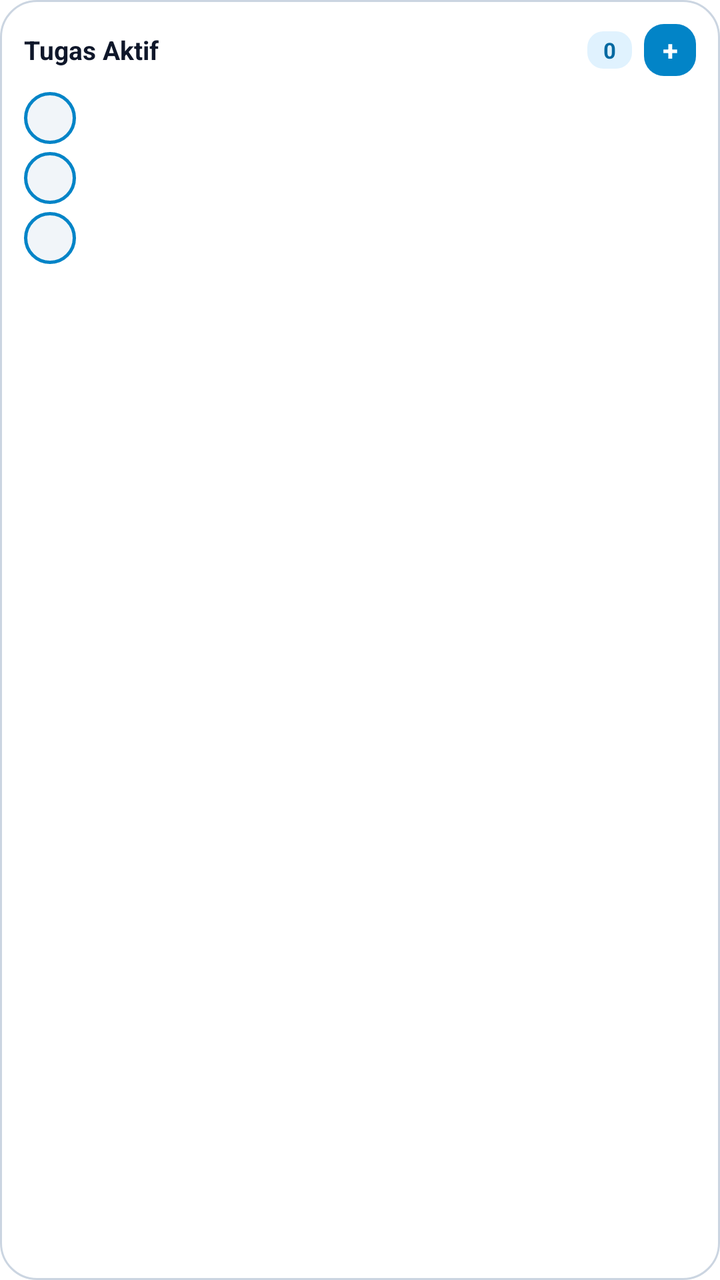
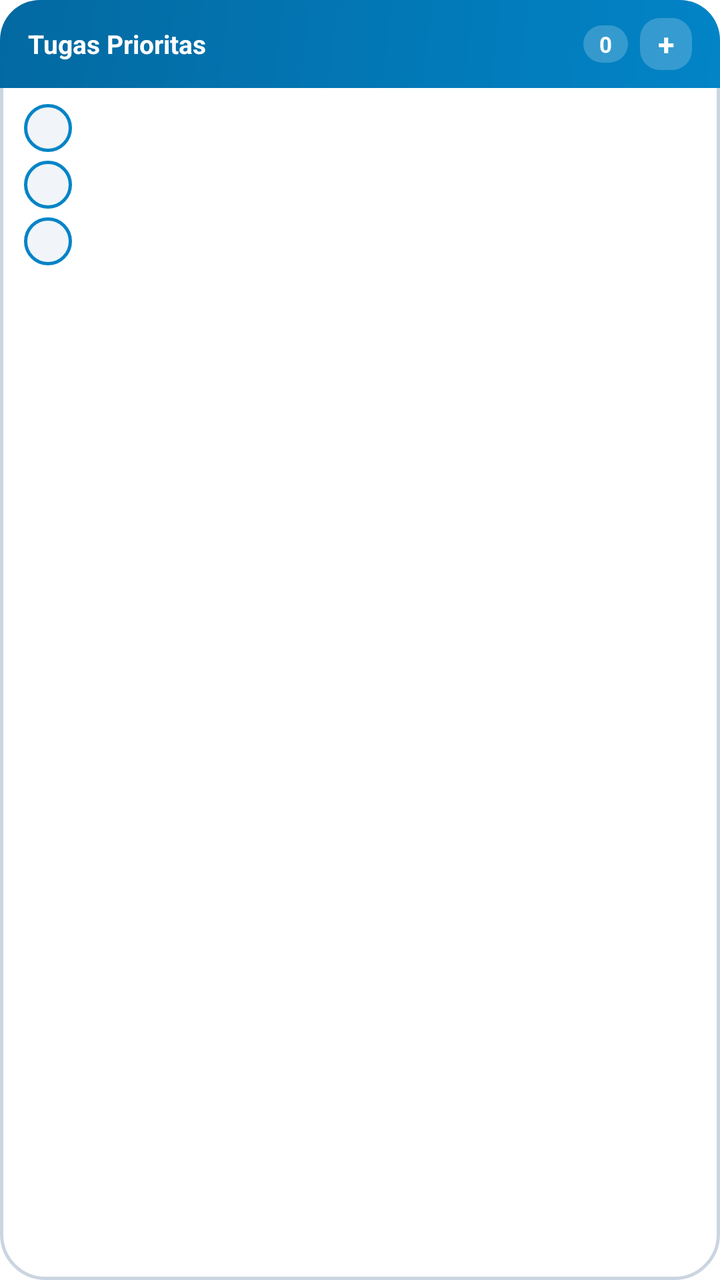

Two renders of the same Android screen: before a commit and after it. Below are the layout's source before the change and the commit's diff.
<!-- AndroidManifest.xml: fallback theme Theme.MaterialComponents.DayNight.NoActionBar -->
<!-- res/layout/widget_tasks.xml -->
<?xml version="1.0" encoding="utf-8"?>
<LinearLayout xmlns:android="http://schemas.android.com/apk/res/android"
    android:id="@+id/widget_tasks_root"
    android:layout_width="match_parent"
    android:layout_height="match_parent"
    android:background="@drawable/orbit_widget_card_bg"
    android:orientation="vertical"
    android:padding="12dp">

    <LinearLayout
        android:layout_width="match_parent"
        android:layout_height="wrap_content"
        android:gravity="center_vertical"
        android:orientation="horizontal">

        <TextView
            android:layout_width="0dp"
            android:layout_height="wrap_content"
            android:layout_weight="1"
            android:ellipsize="end"
            android:maxLines="1"
            android:text="Tugas Aktif"
            android:textColor="@color/orbit_widget_text_primary"
            android:textSize="13sp"
            android:textStyle="bold" />

        <TextView
            android:id="@+id/widget_tasks_count"
            android:layout_width="wrap_content"
            android:layout_height="wrap_content"
            android:background="@drawable/orbit_widget_chip_bg"
            android:paddingLeft="8dp"
            android:paddingTop="2dp"
            android:paddingRight="8dp"
            android:paddingBottom="2dp"
            android:text="0"
            android:textColor="@color/orbit_widget_accent_ink"
            android:textSize="11sp"
            android:textStyle="bold" />

        <TextView
            android:id="@+id/widget_tasks_add_btn"
            android:layout_width="26dp"
            android:layout_height="26dp"
            android:layout_marginStart="6dp"
            android:background="@drawable/orbit_widget_btn_primary_bg"
            android:clickable="true"
            android:focusable="true"
            android:gravity="center"
            android:text="+"
            android:textColor="@color/orbit_widget_btn_text_on_accent"
            android:textSize="14sp"
            android:textStyle="bold" />
    </LinearLayout>

    <TextView
        android:id="@+id/widget_tasks_empty"
        android:layout_width="match_parent"
        android:layout_height="wrap_content"
        android:layout_marginTop="10dp"
        android:text="Semua tugas selesai."
        android:textColor="@color/orbit_widget_text_secondary"
        android:textSize="12sp"
        android:visibility="gone" />

    <LinearLayout
        android:id="@+id/widget_tasks_row_1"
        android:layout_width="match_parent"
        android:layout_height="wrap_content"
        android:layout_marginTop="8dp"
        android:gravity="center_vertical"
        android:orientation="horizontal">

        <TextView
            android:id="@+id/widget_tasks_check_1"
            android:layout_width="26dp"
            android:layout_height="26dp"
            android:background="@drawable/orbit_widget_checkbox_bg"
            android:clickable="true"
            android:focusable="true"
            android:gravity="center"
            android:text=""
            android:textColor="@color/orbit_widget_accent_ink"
            android:textSize="11sp"
            android:textStyle="bold" />

        <TextView
            android:id="@+id/widget_tasks_item_1"
            android:layout_width="0dp"
            android:layout_height="wrap_content"
            android:layout_marginStart="8dp"
            android:layout_weight="1"
            android:clickable="true"
            android:ellipsize="end"
            android:focusable="true"
            android:maxLines="1"
            android:paddingTop="4dp"
            android:paddingBottom="4dp"
            android:text=""
            android:textColor="@color/orbit_widget_text_primary"
            android:textSize="12sp" />
    </LinearLayout>

    <LinearLayout
        android:id="@+id/widget_tasks_row_2"
        android:layout_width="match_parent"
        android:layout_height="wrap_content"
        android:layout_marginTop="4dp"
        android:gravity="center_vertical"
        android:orientation="horizontal">

        <TextView
            android:id="@+id/widget_tasks_check_2"
            android:layout_width="26dp"
            android:layout_height="26dp"
            android:background="@drawable/orbit_widget_checkbox_bg"
            android:clickable="true"
            android:focusable="true"
            android:gravity="center"
            android:text=""
            android:textColor="@color/orbit_widget_accent_ink"
            android:textSize="11sp"
            android:textStyle="bold" />

        <TextView
            android:id="@+id/widget_tasks_item_2"
            android:layout_width="0dp"
            android:layout_height="wrap_content"
            android:layout_marginStart="8dp"
            android:layout_weight="1"
            android:clickable="true"
            android:ellipsize="end"
            android:focusable="true"
            android:maxLines="1"
            android:paddingTop="4dp"
            android:paddingBottom="4dp"
            android:text=""
            android:textColor="@color/orbit_widget_text_primary"
            android:textSize="12sp" />
    </LinearLayout>

    <LinearLayout
        android:id="@+id/widget_tasks_row_3"
        android:layout_width="match_parent"
        android:layout_height="wrap_content"
        android:layout_marginTop="4dp"
        android:gravity="center_vertical"
        android:orientation="horizontal">

        <TextView
            android:id="@+id/widget_tasks_check_3"
            android:layout_width="26dp"
            android:layout_height="26dp"
            android:background="@drawable/orbit_widget_checkbox_bg"
            android:clickable="true"
            android:focusable="true"
            android:gravity="center"
            android:text=""
            android:textColor="@color/orbit_widget_accent_ink"
            android:textSize="11sp"
            android:textStyle="bold" />

        <TextView
            android:id="@+id/widget_tasks_item_3"
            android:layout_width="0dp"
            android:layout_height="wrap_content"
            android:layout_marginStart="8dp"
            android:layout_weight="1"
            android:clickable="true"
            android:ellipsize="end"
            android:focusable="true"
            android:maxLines="1"
            android:paddingTop="4dp"
            android:paddingBottom="4dp"
            android:text=""
            android:textColor="@color/orbit_widget_text_primary"
            android:textSize="12sp" />
    </LinearLayout>

</LinearLayout>
<!-- resources referenced by this layout -->
<resources>
  <color name="orbit_widget_accent_ink">#0369A1</color>
  <color name="orbit_widget_btn_text_on_accent">#FFFFFF</color>
  <color name="orbit_widget_text_primary">#0F172A</color>
  <color name="orbit_widget_text_secondary">#475569</color>
  <!-- drawable orbit_widget_btn_primary_bg (drawable) -->
  <?xml version="1.0" encoding="utf-8"?>
  <shape xmlns:android="http://schemas.android.com/apk/res/android" android:shape="rectangle">
      <solid android:color="@color/orbit_widget_accent" />
      <corners android:radius="10dp" />
  </shape>
  <!-- drawable orbit_widget_card_bg (drawable) -->
  <?xml version="1.0" encoding="utf-8"?>
  <shape xmlns:android="http://schemas.android.com/apk/res/android" android:shape="rectangle">
      <solid android:color="@color/orbit_widget_bg" />
      <stroke android:width="1dp" android:color="@color/orbit_widget_border" />
      <corners android:radius="18dp" />
  </shape>
  <!-- drawable orbit_widget_checkbox_bg (drawable) -->
  <?xml version="1.0" encoding="utf-8"?>
  <shape xmlns:android="http://schemas.android.com/apk/res/android" android:shape="oval">
      <solid android:color="@color/orbit_widget_subtle" />
      <stroke android:width="1.5dp" android:color="@color/orbit_widget_accent" />
  </shape>
  <!-- drawable orbit_widget_chip_bg (drawable) -->
  <?xml version="1.0" encoding="utf-8"?>
  <shape xmlns:android="http://schemas.android.com/apk/res/android" android:shape="rectangle">
      <solid android:color="@color/orbit_widget_accent_soft" />
      <corners android:radius="8dp" />
  </shape>
  <color name="orbit_widget_accent">#0284C7</color>
  <color name="orbit_widget_bg">#FFFFFF</color>
  <color name="orbit_widget_border">#CBD5E1</color>
  <color name="orbit_widget_subtle">#F1F5F9</color>
  <color name="orbit_widget_accent_soft">#E0F2FE</color>
</resources>

<!-- the commit's change to res/layout/widget_tasks.xml (unified diff, before → after) -->
@@ -4,14 +4,19 @@
     android:layout_width="match_parent"
     android:layout_height="match_parent"
     android:background="@drawable/orbit_widget_card_bg"
-    android:orientation="vertical"
-    android:padding="12dp">
+    android:orientation="vertical">
 
     <LinearLayout
+        android:id="@+id/widget_tasks_header"
         android:layout_width="match_parent"
         android:layout_height="wrap_content"
+        android:background="@drawable/orbit_widget_header_ocean"
         android:gravity="center_vertical"
-        android:orientation="horizontal">
+        android:orientation="horizontal"
+        android:paddingLeft="14dp"
+        android:paddingTop="9dp"
+        android:paddingRight="14dp"
+        android:paddingBottom="9dp">
 
         <TextView
             android:layout_width="0dp"
@@ -19,8 +24,8 @@
             android:layout_weight="1"
             android:ellipsize="end"
             android:maxLines="1"
-            android:text="Tugas Aktif"
-            android:textColor="@color/orbit_widget_text_primary"
+            android:text="Tugas Prioritas"
+            android:textColor="#FFFFFF"
             android:textSize="13sp"
             android:textStyle="bold" />
 
@@ -28,13 +33,13 @@
             android:id="@+id/widget_tasks_count"
             android:layout_width="wrap_content"
             android:layout_height="wrap_content"
-            android:background="@drawable/orbit_widget_chip_bg"
+            android:background="@drawable/orbit_widget_header_pill"
             android:paddingLeft="8dp"
             android:paddingTop="2dp"
             android:paddingRight="8dp"
             android:paddingBottom="2dp"
             android:text="0"
-            android:textColor="@color/orbit_widget_accent_ink"
+            android:textColor="#FFFFFF"
             android:textSize="11sp"
             android:textStyle="bold" />
 
@@ -43,138 +48,150 @@
             android:layout_width="26dp"
             android:layout_height="26dp"
             android:layout_marginStart="6dp"
-            android:background="@drawable/orbit_widget_btn_primary_bg"
+            android:background="@drawable/orbit_widget_header_pill"
             android:clickable="true"
             android:focusable="true"
             android:gravity="center"
             android:text="+"
-            android:textColor="@color/orbit_widget_btn_text_on_accent"
-            android:textSize="14sp"
+            android:textColor="#FFFFFF"
+            android:textSize="15sp"
             android:textStyle="bold" />
     </LinearLayout>
 
-    <TextView
-        android:id="@+id/widget_tasks_empty"
+    <LinearLayout
         android:layout_width="match_parent"
         android:layout_height="wrap_content"
-        android:layout_marginTop="10dp"
-        android:text="Semua tugas selesai."
-        android:textColor="@color/orbit_widget_text_secondary"
-        android:textSize="12sp"
-        android:visibility="gone" />
-
-    <LinearLayout
-        android:id="@+id/widget_tasks_row_1"
-        android:layout_width="match_parent"
-        android:layout_height="wrap_content"
-        android:layout_marginTop="8dp"
-        android:gravity="center_vertical"
-        android:orientation="horizontal">
+        android:orientation="vertical"
+        android:paddingLeft="12dp"
+        android:paddingTop="8dp"
+        android:paddingRight="12dp"
+        android:paddingBottom="10dp">
 
         <TextView
-            android:id="@+id/widget_tasks_check_1"
-            android:layout_width="26dp"
-            android:layout_height="26dp"
-            android:background="@drawable/orbit_widget_checkbox_bg"
-            android:clickable="true"
-            android:focusable="true"
-            android:gravity="center"
-            android:text=""
-            android:textColor="@color/orbit_widget_accent_ink"
-            android:textSize="11sp"
-            android:textStyle="bold" />
+            android:id="@+id/widget_tasks_empty"
+            android:layout_width="match_parent"
+            android:layout_height="wrap_content"
+            android:layout_marginTop="4dp"
+            android:text="Semua tugas selesai."
+            android:textColor="@color/orbit_widget_text_secondary"
+            android:textSize="12sp"
+            android:visibility="gone" />
 
-        <TextView
-            android:id="@+id/widget_tasks_item_1"
-            android:layout_width="0dp"
+        <LinearLayout
+            android:id="@+id/widget_tasks_row_1"
+            android:layout_width="match_parent"
             android:layout_height="wrap_content"
-            android:layout_marginStart="8dp"
-            android:layout_weight="1"
-            android:clickable="true"
-            android:ellipsize="end"
-            android:focusable="true"
-            android:maxLines="1"
-            android:paddingTop="4dp"
-            android:paddingBottom="4dp"
-            android:text=""
-            android:textColor="@color/orbit_widget_text_primary"
-            android:textSize="12sp" />
-    </LinearLayout>
+            android:gravity="center_vertical"
+            android:orientation="horizontal">
 
-    <LinearLayout
-        android:id="@+id/widget_tasks_row_2"
-        android:layout_width="match_parent"
-        android:layout_height="wrap_content"
-        android:layout_marginTop="4dp"
-        android:gravity="center_vertical"
-        android:orientation="horizontal">
+            <TextView
+                android:id="@+id/widget_tasks_check_1"
+                android:layout_width="24dp"
+                android:layout_height="24dp"
+                android:background="@drawable/orbit_widget_checkbox_bg"
+                android:clickable="true"
+                android:focusable="true"
+                android:gravity="center"
+                android:text=""
+                android:textColor="@color/orbit_widget_accent_ink"
+                android:textSize="11sp"
+                android:textStyle="bold" />
 
-        <TextView
-            android:id="@+id/widget_tasks_check_2"
-            android:layout_width="26dp"
-            android:layout_height="26dp"
-            android:background="@drawable/orbit_widget_checkbox_bg"
-            android:clickable="true"
-            android:focusable="true"
-            android:gravity="center"
-            android:text=""
-            android:textColor="@color/orbit_widget_accent_ink"
-            android:textSize="11sp"
-            android:textStyle="bold" />
+            <TextView
+                android:id="@+id/widget_tasks_item_1"
+                android:layout_width="0dp"
+                android:layout_height="wrap_content"
+                android:layout_marginStart="8dp"
+                android:layout_weight="1"
+                android:clickable="true"
+                android:ellipsize="end"
+                android:focusable="true"
+                android:maxLines="1"
+                android:paddingTop="4dp"
+                android:paddingBottom="4dp"
+                android:text=""
+                android:textColor="@color/orbit_widget_text_primary"
+                android:textSize="12sp"
+                android:textStyle="bold" />
+        </LinearLayout>
 
-        <TextView
-            android:id="@+id/widget_tasks_item_2"
-            android:layout_width="0dp"
+        <LinearLayout
+            android:id="@+id/widget_tasks_row_2"
+            android:layout_width="match_parent"
             android:layout_height="wrap_content"
-            android:layout_marginStart="8dp"
-            android:layout_weight="1"
-            android:clickable="true"
-            android:ellipsize="end"
-            android:focusable="true"
-            android:maxLines="1"
-            android:paddingTop="4dp"
-            android:paddingBottom="4dp"
-            android:text=""
-            android:textColor="@color/orbit_widget_text_primary"
-            android:textSize="12sp" />
-    </LinearLayout>
+            android:layout_marginTop="4dp"
+            android:gravity="center_vertical"
+            android:orientation="horizontal">
 
-    <LinearLayout
-        android:id="@+id/widget_tasks_row_3"
-        android:layout_width="match_parent"
-        android:layout_height="wrap_content"
-        android:layout_marginTop="4dp"
-        android:gravity="center_vertical"
-        android:orientation="horizontal">
+            <TextView
+                android:id="@+id/widget_tasks_check_2"
+                android:layout_width="24dp"
+                android:layout_height="24dp"
+                android:background="@drawable/orbit_widget_checkbox_bg"
+                android:clickable="true"
+                android:focusable="true"
+                android:gravity="center"
+                android:text=""
+                android:textColor="@color/orbit_widget_accent_ink"
+                android:textSize="11sp"
+                android:textStyle="bold" />
 
-        <TextView
-            android:id="@+id/widget_tasks_check_3"
-            android:layout_width="26dp"
-            android:layout_height="26dp"
-            android:background="@drawable/orbit_widget_checkbox_bg"
-            android:clickable="true"
-            android:focusable="true"
-            android:gravity="center"
-            android:text=""
-            android:textColor="@color/orbit_widget_accent_ink"
-            android:textSize="11sp"
-            android:textStyle="bold" />
+            <TextView
+                android:id="@+id/widget_tasks_item_2"
+                android:layout_width="0dp"
+                android:layout_height="wrap_content"
+                android:layout_marginStart="8dp"
+                android:layout_weight="1"
+                android:clickable="true"
+                android:ellipsize="end"
+                android:focusable="true"
+                android:maxLines="1"
+                android:paddingTop="4dp"
+                android:paddingBottom="4dp"
+                android:text=""
+                android:textColor="@color/orbit_widget_text_primary"
+                android:textSize="12sp"
+                android:textStyle="bold" />
+        </LinearLayout>
 
-        <TextView
-            android:id="@+id/widget_tasks_item_3"
-            android:layout_width="0dp"
+        <LinearLayout
+            android:id="@+id/widget_tasks_row_3"
+            android:layout_width="match_parent"
             android:layout_height="wrap_content"
-            android:layout_marginStart="8dp"
-            android:layout_weight="1"
-            android:clickable="true"
-            android:ellipsize="end"
-            android:focusable="true"
-            android:maxLines="1"
-            android:paddingTop="4dp"
-            android:paddingBottom="4dp"
-            android:text=""
-            android:textColor="@color/orbit_widget_text_primary"
-            android:textSize="12sp" />
+            android:layout_marginTop="4dp"
+            android:gravity="center_vertical"
+            android:orientation="horizontal">
+
+            <TextView
+                android:id="@+id/widget_tasks_check_3"
+                android:layout_width="24dp"
+                android:layout_height="24dp"
+                android:background="@drawable/orbit_widget_checkbox_bg"
+                android:clickable="true"
+                android:focusable="true"
+                android:gravity="center"
+                android:text=""
+                android:textColor="@color/orbit_widget_accent_ink"
+                android:textSize="11sp"
+                android:textStyle="bold" />
+
+            <TextView
+                android:id="@+id/widget_tasks_item_3"
+                android:layout_width="0dp"
+                android:layout_height="wrap_content"
+                android:layout_marginStart="8dp"
+                android:layout_weight="1"
+                android:clickable="true"
+                android:ellipsize="end"
+                android:focusable="true"
+                android:maxLines="1"
+                android:paddingTop="4dp"
+                android:paddingBottom="4dp"
+                android:text=""
+                android:textColor="@color/orbit_widget_text_primary"
+                android:textSize="12sp"
+                android:textStyle="bold" />
+        </LinearLayout>
     </LinearLayout>
 
 </LinearLayout>
<!-- resource entries referenced after the edit -->
@@ -1,21 +1,14 @@
 <!-- resources referenced by this layout -->
 <resources>
   <color name="orbit_widget_accent_ink">#0369A1</color>
-  <color name="orbit_widget_btn_text_on_accent">#FFFFFF</color>
   <color name="orbit_widget_text_primary">#0F172A</color>
   <color name="orbit_widget_text_secondary">#475569</color>
-  <!-- drawable orbit_widget_btn_primary_bg (drawable) -->
-  <?xml version="1.0" encoding="utf-8"?>
-  <shape xmlns:android="http://schemas.android.com/apk/res/android" android:shape="rectangle">
-      <solid android:color="@color/orbit_widget_accent" />
-      <corners android:radius="10dp" />
-  </shape>
   <!-- drawable orbit_widget_card_bg (drawable) -->
   <?xml version="1.0" encoding="utf-8"?>
   <shape xmlns:android="http://schemas.android.com/apk/res/android" android:shape="rectangle">
       <solid android:color="@color/orbit_widget_bg" />
-      <stroke android:width="1dp" android:color="@color/orbit_widget_border" />
-      <corners android:radius="18dp" />
+      <stroke android:width="1.5dp" android:color="@color/orbit_widget_border" />
+      <corners android:radius="22dp" />
   </shape>
   <!-- drawable orbit_widget_checkbox_bg (drawable) -->
   <?xml version="1.0" encoding="utf-8"?>
@@ -23,16 +16,28 @@
       <solid android:color="@color/orbit_widget_subtle" />
       <stroke android:width="1.5dp" android:color="@color/orbit_widget_accent" />
   </shape>
-  <!-- drawable orbit_widget_chip_bg (drawable) -->
+  <!-- drawable orbit_widget_header_ocean (drawable) -->
   <?xml version="1.0" encoding="utf-8"?>
   <shape xmlns:android="http://schemas.android.com/apk/res/android" android:shape="rectangle">
-      <solid android:color="@color/orbit_widget_accent_soft" />
-      <corners android:radius="8dp" />
+      <gradient
+          android:angle="135"
+          android:startColor="#0284C7"
+          android:endColor="#0369A1" />
+      <corners
+          android:topLeftRadius="20dp"
+          android:topRightRadius="20dp"
+          android:bottomLeftRadius="0dp"
+          android:bottomRightRadius="0dp" />
+  </shape>
+  <!-- drawable orbit_widget_header_pill (drawable) -->
+  <?xml version="1.0" encoding="utf-8"?>
+  <shape xmlns:android="http://schemas.android.com/apk/res/android" android:shape="rectangle">
+      <solid android:color="#33FFFFFF" />
+      <corners android:radius="10dp" />
   </shape>
   <color name="orbit_widget_accent">#0284C7</color>
   <color name="orbit_widget_bg">#FFFFFF</color>
   <color name="orbit_widget_border">#CBD5E1</color>
   <color name="orbit_widget_subtle">#F1F5F9</color>
-  <color name="orbit_widget_accent_soft">#E0F2FE</color>
 </resources>
 
